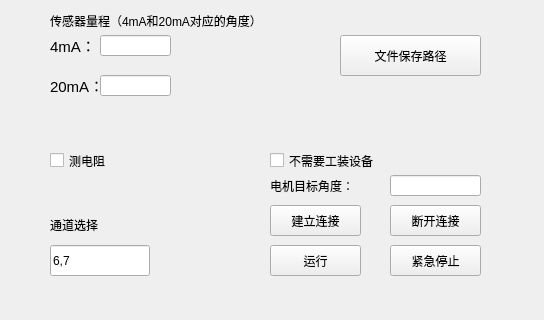
Before: the Qt Designer form ui_param/paramwin_anglesensor.ui in Dirck-YHP/Proj_sensor_detect, drawn with Qt 5; both pictures show x 0 to 544 and y 145 to 465 of the 544 by 559 pixel window.
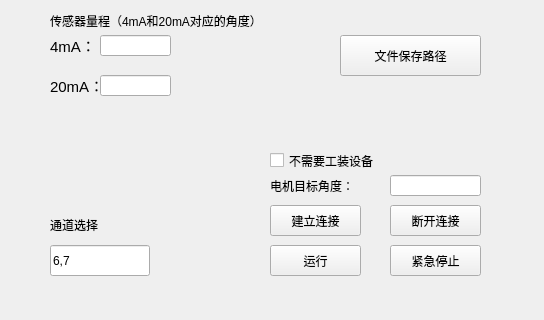
After: the same form once the commit is applied.

Commit message: 修改ui布局，电阻和传感器同等级

```diff
--- a/ui_param/paramwin_anglesensor.ui
+++ b/ui_param/paramwin_anglesensor.ui
@@ -285,19 +285,6 @@
     <string>退出</string>
    </property>
   </widget>
-  <widget class="QCheckBox" name="checkBox_measure_resis">
-   <property name="geometry">
-    <rect>
-     <x>50</x>
-     <y>290</y>
-     <width>111</width>
-     <height>31</height>
-    </rect>
-   </property>
-   <property name="text">
-    <string>测电阻</string>
-   </property>
-  </widget>
   <widget class="QCheckBox" name="checkBox_no_need_device">
    <property name="geometry">
     <rect>
```
The commit also changes 24 other files.
